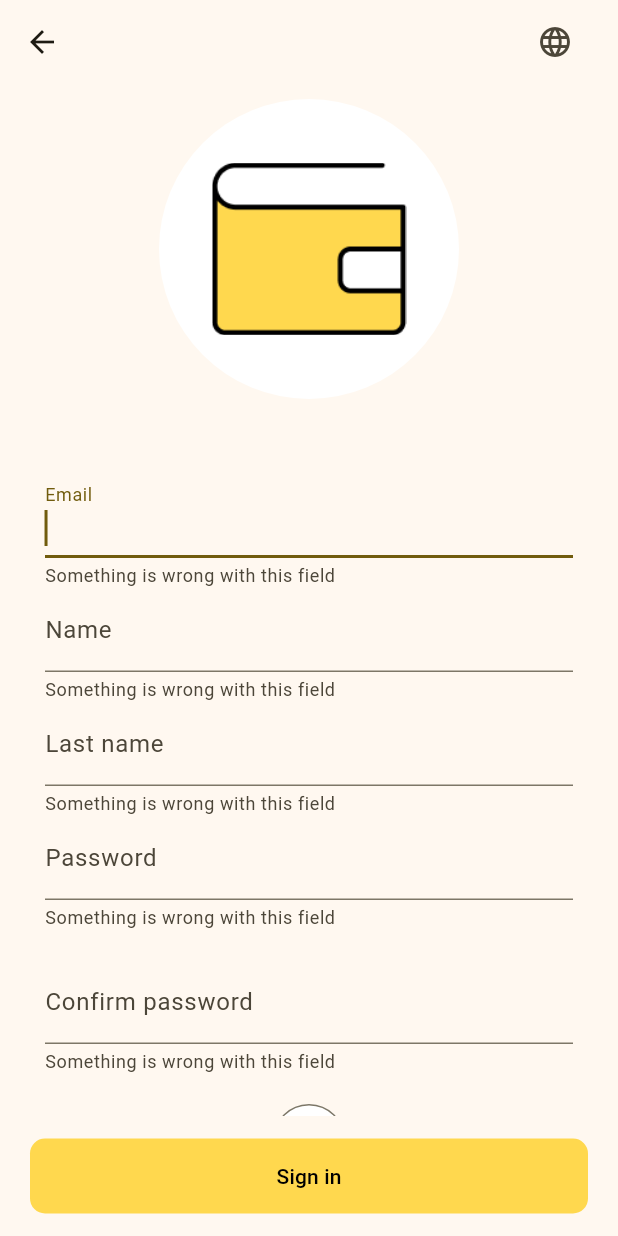
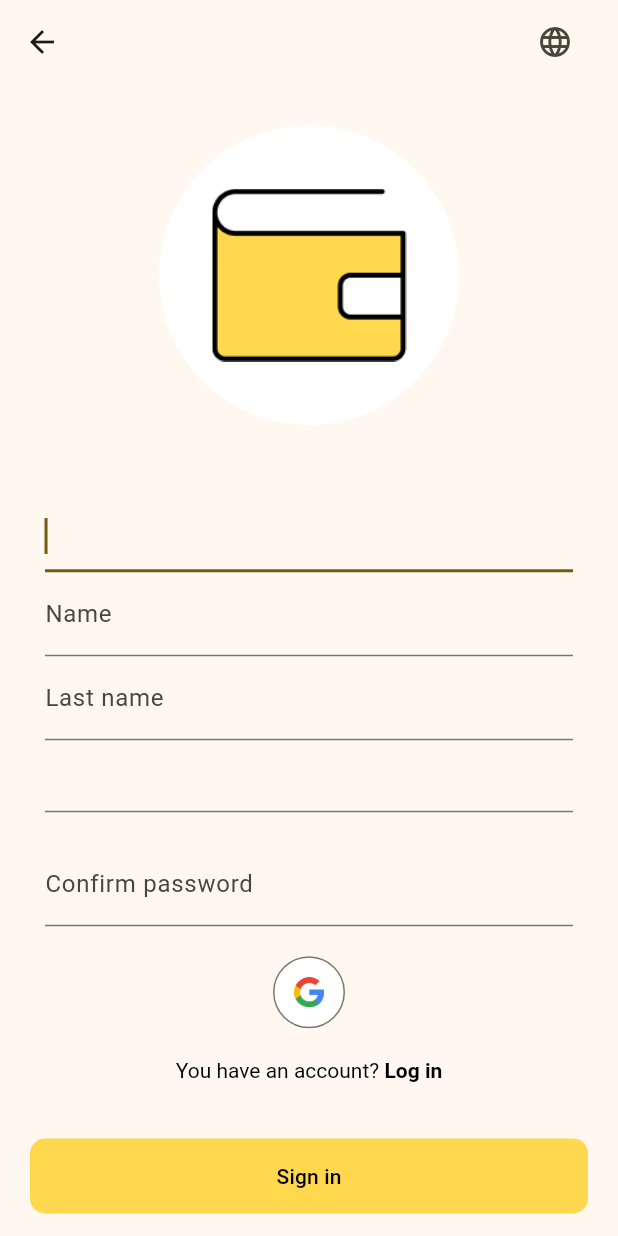
Before and after one commit to osmaldym/wallet, a Flutter app: the Signin screen opened by its route, on a phone screen of 412 x 824 dp. Run offline on Flutter 3.47's test engine with Material 3 defaults, Android fonts, the phone set to English and light mode, and no system bars; our stand-ins replace go_router, google_fonts, shared_preferences, sqflite; missing offline and left inert: dart:ffi; accounts and stored records are empty; generated files the repository leaves out were written again.

Commit message:
Input decoration is used in main theme and removing input widget

```diff
--- a/lib/main/main.dart
+++ b/lib/main/main.dart
@@ -75,6 +75,9 @@ class _MyAppState extends State<MyApp> {
         //
         // This works for code too, not just values: Most code changes can be
         // tested with just a hot reload.
+        inputDecorationTheme: const InputDecorationTheme(
+          border: UnderlineInputBorder(),
+        ),
         colorScheme: ColorScheme.fromSeed(seedColor: AppTheme.of(context).primary),
         brightness: Brightness.light,
         useMaterial3: true,
--- a/lib/modules/auth/login/login_page.dart
+++ b/lib/modules/auth/login/login_page.dart
@@ -6,7 +6,6 @@ import 'package:wallet/modules/auth/login/login_controller.dart';
 import 'package:wallet/modules/shared/widgets/fragments/brand_login_btn.dart';
 import 'package:wallet/modules/shared/widgets/fragments/change_lang_btn.dart';
 import 'package:wallet/modules/shared/widgets/footer.dart';
-import 'package:wallet/modules/shared/widgets/fragments/input.dart';
 
 import 'package:flutter_gen/gen_l10n/app_localizations.dart';
 
@@ -63,14 +62,12 @@ class Login extends StatelessWidget{
                   ),
                   child: Column(
                     children: <Widget>[
-                      CInput(
-                        focus: true,
+                      TextFormField(
+                        autofocus: true,
                       ),
                       Padding(
                         padding: const EdgeInsets.only(bottom: 20),
-                        child: CInput(
-                          type: Types.pass
-                        ),
+                        child: TextFormField(),
                       ),
                       BrandLoginBtn(),
                       Padding(
--- a/lib/modules/auth/signin/signin_page.dart
+++ b/lib/modules/auth/signin/signin_page.dart
@@ -6,7 +6,6 @@ import 'package:wallet/modules/auth/signin/signin_controller.dart';
 import 'package:wallet/modules/shared/widgets/fragments/brand_login_btn.dart';
 import 'package:wallet/modules/shared/widgets/fragments/change_lang_btn.dart';
 import 'package:wallet/modules/shared/widgets/footer.dart';
-import 'package:wallet/modules/shared/widgets/fragments/input.dart';
 
 import 'package:flutter_gen/gen_l10n/app_localizations.dart';
 
@@ -62,30 +61,29 @@ class Signin extends StatelessWidget{
                   ),
                   child: Column(
                     children: <Widget>[
-                      CInput(
-                        focus: true,
+                      TextFormField(
+                        autofocus: true,
                       ),
-                      CInput(
-                        placeholder: tr.name,
-                        type: Types.name,
-                        focus: true,
+                      TextFormField(
+                        decoration: InputDecoration(
+                          labelText: tr.name,
+                        ),
                       ),
-                      CInput(
-                        placeholder: tr.lastName,
-                        type: Types.name,
-                        focus: true,
-                      ),
-                      Padding(
-                        padding: const EdgeInsets.only(bottom: 20),
-                        child: CInput(
-                          type: Types.pass
+                      TextFormField(
+                        decoration: InputDecoration(
+                          labelText: tr.lastName,
                         ),
                       ),
                       Padding(
                         padding: const EdgeInsets.only(bottom: 20),
-                        child: CInput(
-                          placeholder: tr.confirmPassword,
-                          type: Types.pass
+                        child: TextFormField(),
+                      ),
+                      Padding(
+                        padding: const EdgeInsets.only(bottom: 20),
+                        child: TextFormField(
+                          decoration: InputDecoration(
+                            labelText: tr.confirmPassword,
+                          ),
                         ),
                       ),
                       BrandLoginBtn(),
--- a/lib/modules/shared/widgets/fragments/input.dart
+++ /dev/null
@@ -1,75 +0,0 @@
-import 'package:flutter/material.dart';
-import 'package:flutter_gen/gen_l10n/app_localizations.dart';
-
-class CInput extends StatelessWidget {
-  String placeholder;
-  String text;
-  String error;
-  String info;
-  bool focus;
-  Types type;
-  void Function(String text) ?onChanged;
-
-  CInput({
-    super.key,
-    this.placeholder = '',
-    this.text = '',
-    this.type = Types.email,
-    this.error = "This field is required",
-    this.info = "Something is wrong with this field",
-    this.focus = false,
-    this.onChanged
-  });
-
-  @override
-  Widget build(BuildContext context) {
-    TextInputType textType = TextInputType.name;
-    AppLocalizations? tr = AppLocalizations.of(context)!;
-
-    switch (type) {
-      case Types.email:
-        textType = TextInputType.emailAddress;
-        if (placeholder == '') placeholder = tr.email;
-        break;
-
-      case Types.pass:
-        textType = TextInputType.visiblePassword;
-        if (placeholder == '') placeholder = tr.password;
-        break;
-
-      case Types.text:
-        textType = TextInputType.text;
-        if (placeholder == '') placeholder = tr.text;
-        break;
-
-      case Types.number:
-        textType = TextInputType.number;
-        if (placeholder == '') placeholder = tr.numbers;
-        break;
-
-      default:
-        textType = TextInputType.name;
-        if (placeholder == '') placeholder = tr.name;
-    }
-
-    return TextFormField(
-      keyboardType: textType,
-      autofocus: focus,
-      onChanged: (val) => onChanged!(val),
-      decoration: InputDecoration(
-        border: const UnderlineInputBorder(),
-        // errorText: error,
-        helperText: tr.somethingWrongField,
-        labelText: placeholder
-      ),
-    );
-  }
-}
-
-enum Types {
-  email,
-  pass,
-  text,
-  number,
-  name
-}
--- a/lib/modules/shared/widgets/modals/account.dart
+++ b/lib/modules/shared/widgets/modals/account.dart
@@ -2,7 +2,6 @@ import 'package:flutter/material.dart';
 import 'package:google_fonts/google_fonts.dart';
 import 'package:wallet/core/constants/theme/app_theme.dart';
 import 'package:wallet/modules/shared/widgets/fragments/button.dart';
-import 'package:wallet/modules/shared/widgets/fragments/input.dart';
 
 class AccountModal extends StatefulWidget {
   int ?id;
@@ -51,10 +50,11 @@ class _AccountModalState extends State<AccountModal> {
               ),
               Padding(
                 padding: const EdgeInsets.only(top: 25),
-                child: CInput(
-                  type: Types.text,
-                  placeholder: "Account",
-                  focus: true,
+                child: TextFormField(
+                  decoration: const InputDecoration(
+                    labelText: "Account",
+                  ),
+                  autofocus: true,
                   onChanged: (String val) => name = val,
                 )
               ),
```
